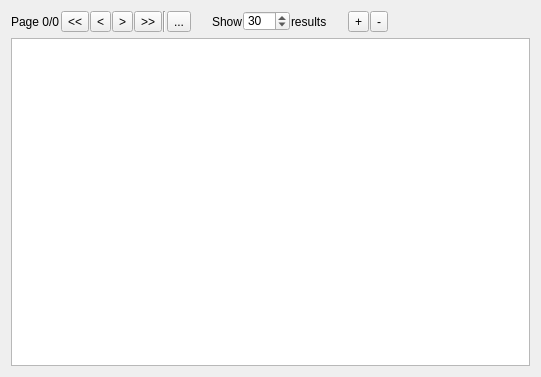
This is src/widgets/resultview.ui in FrenchDilettante/dbmaster as Qt 5 draws it before an edit. The edited form follows.
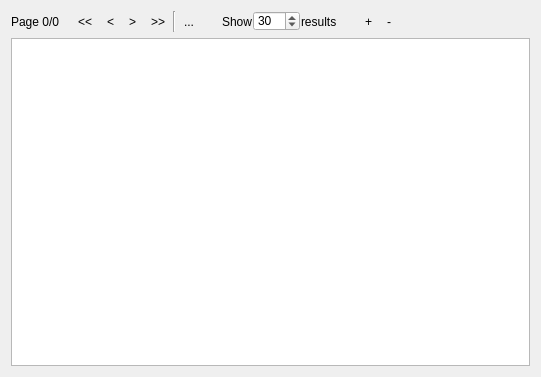
This is the edited form. Icons and pictures are not drawn.

Commit message: Boutons en autoraise

```diff
--- a/src/widgets/resultview.ui
+++ b/src/widgets/resultview.ui
@@ -33,6 +33,22 @@
            </property>
           </widget>
          </item>
+         <item>
+          <spacer name="horizontalSpacer_6">
+           <property name="orientation">
+            <enum>Qt::Horizontal</enum>
+           </property>
+           <property name="sizeType">
+            <enum>QSizePolicy::Minimum</enum>
+           </property>
+           <property name="sizeHint" stdset="0">
+            <size>
+             <width>10</width>
+             <height>20</height>
+            </size>
+           </property>
+          </spacer>
+         </item>
          <item>
           <widget class="QToolButton" name="firstPageButton">
            <property name="text">
@@ -48,6 +64,9 @@
              <height>12</height>
             </size>
            </property>
+           <property name="autoRaise">
+            <bool>true</bool>
+           </property>
           </widget>
          </item>
          <item>
@@ -65,6 +84,9 @@
              <height>12</height>
             </size>
            </property>
+           <property name="autoRaise">
+            <bool>true</bool>
+           </property>
           </widget>
          </item>
          <item>
@@ -82,6 +104,9 @@
              <height>12</height>
             </size>
            </property>
+           <property name="autoRaise">
+            <bool>true</bool>
+           </property>
           </widget>
          </item>
          <item>
@@ -99,6 +124,9 @@
              <height>12</height>
             </size>
            </property>
+           <property name="autoRaise">
+            <bool>true</bool>
+           </property>
           </widget>
          </item>
          <item>
@@ -123,6 +151,9 @@
              <height>12</height>
             </size>
            </property>
+           <property name="autoRaise">
+            <bool>true</bool>
+           </property>
           </widget>
          </item>
          <item>
@@ -204,6 +235,9 @@
              <height>12</height>
             </size>
            </property>
+           <property name="autoRaise">
+            <bool>true</bool>
+           </property>
           </widget>
          </item>
          <item>
@@ -217,6 +251,9 @@
              <height>12</height>
             </size>
            </property>
+           <property name="autoRaise">
+            <bool>true</bool>
+           </property>
           </widget>
          </item>
          <item>
```
